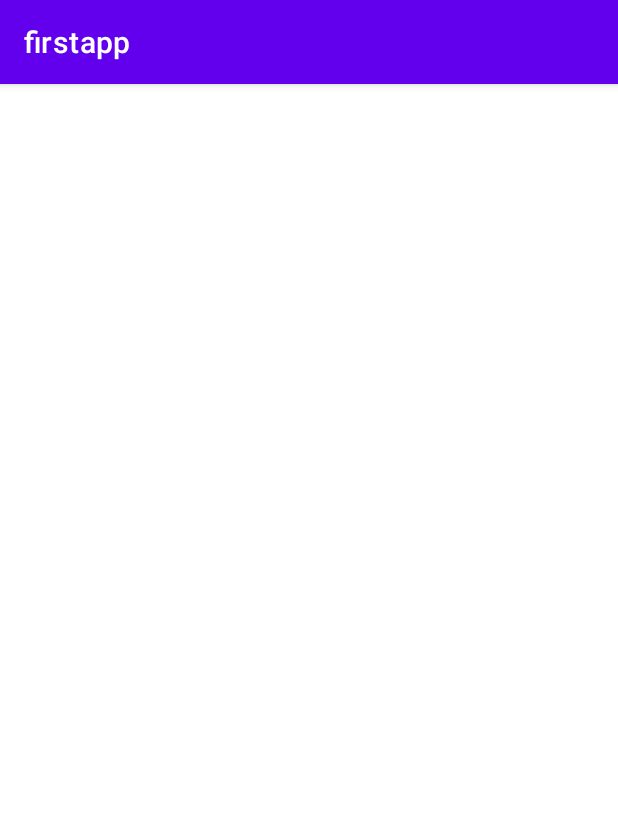
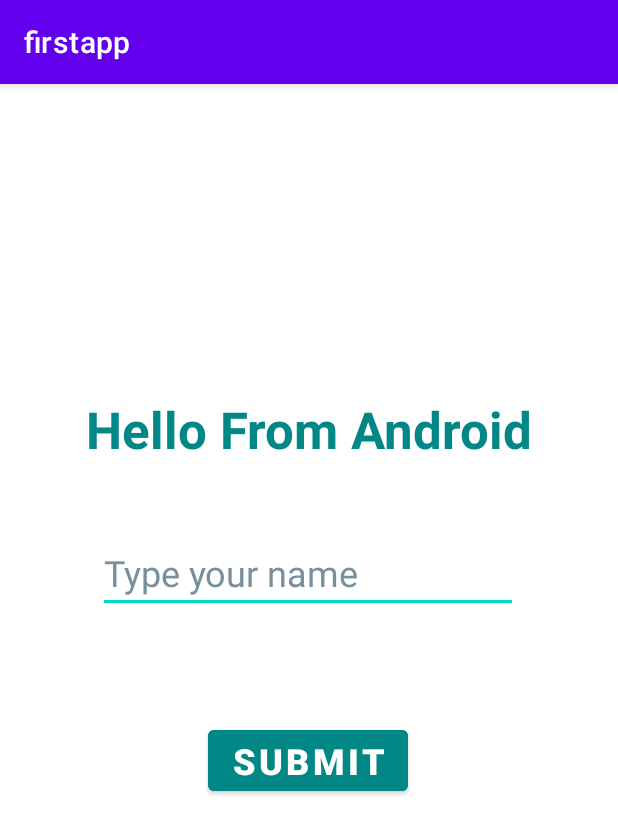
Before and after one commit to thephotogenicbug/FirstKotlinAPP-NEW, an Android app: the screen it shows after launch (MainActivity), on a phone screen of 412 x 824 dp. Shown: the top 834 px of the screen. Run offline under Robolectric (Android 15) with nearby library versions, the phone set to English and light mode, and no system bars.

```diff
--- a/app/src/main/java/com/naveen/firstapp/MainActivity.kt
+++ b/app/src/main/java/com/naveen/firstapp/MainActivity.kt
@@ -1,7 +1,10 @@
 package com.naveen.firstapp
 
+import android.content.Intent
 import androidx.appcompat.app.AppCompatActivity
 import android.os.Bundle
+import android.view.View.INVISIBLE
+import android.view.View.VISIBLE
 import android.widget.Button
 import android.widget.EditText
 import android.widget.TextView
@@ -12,5 +15,38 @@ class MainActivity : AppCompatActivity() {
         super.onCreate(savedInstanceState)
         setContentView(R.layout.activity_main)
 
+         val greetingTextView = findViewById<TextView>(R.id.tvHello)
+         val inputField = findViewById<EditText>(R.id.etName)
+         val submitButton = findViewById<Button>(R.id.btnSubmit)
+         val offersButton = findViewById<Button>(R.id.btnOffers)
+          // onClick Listener
+         submitButton.setOnClickListener {
+             val enteredName = inputField.text.toString()
+
+             if(enteredName == ""){
+                  // Hide Button if user didn't enter there name
+                  offersButton.visibility = INVISIBLE
+                  // Clear GreetingTextView
+                 greetingTextView.text = ""
+                  // Display error if a Toast if InputField is blank
+                   Toast.makeText(this@MainActivity, "Please Enter your name!",
+                       Toast.LENGTH_SHORT)
+                       .show()
+             } else{
+                 val message = "Welcome To Kotlin $enteredName"
+                 greetingTextView.text = message
+                 inputField.text.clear()
+                 // Display Button when user enters there name
+                 offersButton.visibility = VISIBLE
+             }
+
+
+         }
+             // Onclick Listener For offersButton
+           offersButton.setOnClickListener {
+               // Create Intent Object  (Intent is a class in android libraries)
+               val intent = Intent(this, SecondActivity::class.java)
+               startActivity(intent)
+           }
     }
 }
--- a/app/src/main/res/layout/activity_main.xml
+++ b/app/src/main/res/layout/activity_main.xml
@@ -6,6 +6,65 @@
     android:layout_height="match_parent"
     tools:context=".MainActivity">
 
+    <TextView
+        android:id="@+id/tvHello"
+        android:layout_width="wrap_content"
+        android:layout_height="wrap_content"
+        android:text="@string/hello_from_android"
+        android:textColor="@color/teal_700"
+        android:textSize="34sp"
+        android:textStyle="bold"
+        android:textAlignment="center"
+        app:layout_constraintBottom_toBottomOf="parent"
+        app:layout_constraintEnd_toEndOf="parent"
+        app:layout_constraintStart_toStartOf="parent"
+        app:layout_constraintTop_toTopOf="parent"
+        app:layout_constraintVertical_bias="0.287" />
 
+    <EditText
+        android:id="@+id/etName"
+        android:layout_width="wrap_content"
+        android:layout_height="wrap_content"
+        android:ems="10"
+        android:hint="Type your name"
+        android:inputType="textPersonName"
+        android:text=""
+        android:textColorHint="#78909C"
+        android:textSize="24sp"
+        app:layout_constraintBottom_toBottomOf="parent"
+        app:layout_constraintEnd_toEndOf="parent"
+        app:layout_constraintHorizontal_bias="0.497"
+        app:layout_constraintStart_toStartOf="parent"
+        app:layout_constraintTop_toTopOf="parent"
+        app:layout_constraintVertical_bias="0.419" />
+
+    <Button
+        android:id="@+id/btnSubmit"
+        android:layout_width="wrap_content"
+        android:layout_height="wrap_content"
+        android:text="Submit"
+        android:textStyle="bold"
+        android:textSize="24sp"
+        android:backgroundTint="@color/teal_700"
+        app:layout_constraintBottom_toBottomOf="parent"
+        app:layout_constraintEnd_toEndOf="parent"
+        app:layout_constraintHorizontal_bias="0.498"
+        app:layout_constraintStart_toStartOf="parent"
+        app:layout_constraintTop_toTopOf="parent"
+        app:layout_constraintVertical_bias="0.594" />
+
+    <Button
+        android:id="@+id/btnOffers"
+        android:layout_width="wrap_content"
+        android:layout_height="wrap_content"
+        android:layout_marginEnd="44dp"
+        android:text="View Offers"
+        android:backgroundTint="@color/teal_700"
+        android:visibility="invisible"
+        android:textSize="24sp"
+        app:layout_constraintBottom_toBottomOf="parent"
+        app:layout_constraintEnd_toEndOf="parent"
+        app:layout_constraintTop_toTopOf="parent"
+        app:layout_constraintVertical_bias="0.884" />
 
 </androidx.constraintlayout.widget.ConstraintLayout>
```
